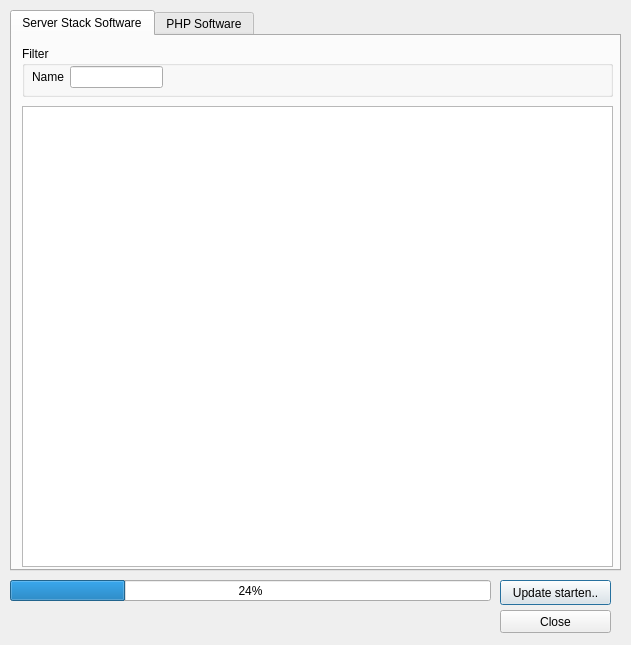
Old version of the form src/updater/updaterdialog.ui in the repository vcgato29/server-control-panel.
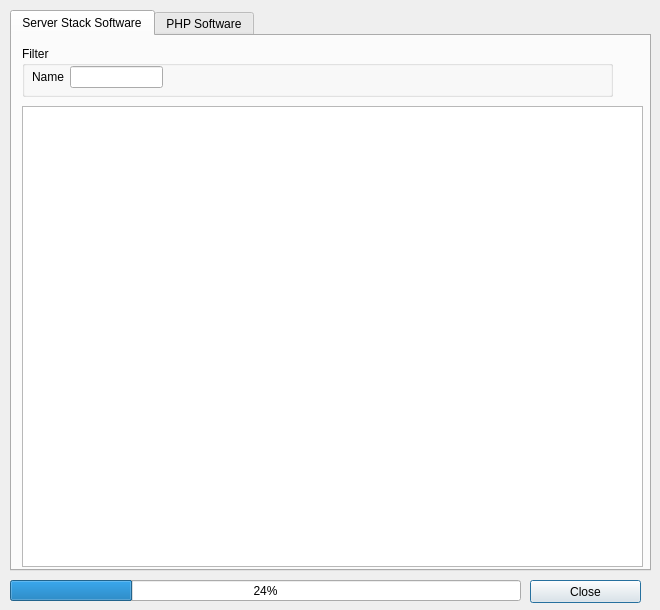
New version of the form.

What changed in the file:
```diff
--- a/src/updater/updaterdialog.ui
+++ b/src/updater/updaterdialog.ui
@@ -9,8 +9,8 @@
    <rect>
     <x>0</x>
     <y>0</y>
-    <width>631</width>
-    <height>645</height>
+    <width>660</width>
+    <height>610</height>
    </rect>
   </property>
   <property name="sizePolicy">
@@ -22,24 +22,11 @@
   <property name="windowTitle">
    <string notr="true">Software Updater</string>
   </property>
-  <widget class="QPushButton" name="pushButtonUpdateSoftware">
-   <property name="geometry">
-    <rect>
-     <x>500</x>
-     <y>580</y>
-     <width>111</width>
-     <height>25</height>
-    </rect>
-   </property>
-   <property name="text">
-    <string>Update starten..</string>
-   </property>
-  </widget>
   <widget class="QPushButton" name="pushButtonClose">
    <property name="geometry">
     <rect>
-     <x>500</x>
-     <y>610</y>
+     <x>530</x>
+     <y>580</y>
      <width>111</width>
      <height>23</height>
     </rect>
@@ -53,7 +40,7 @@
     <rect>
      <x>10</x>
      <y>10</y>
-     <width>611</width>
+     <width>641</width>
      <height>561</height>
     </rect>
    </property>
@@ -69,7 +56,7 @@
       <rect>
        <x>10</x>
        <y>70</y>
-       <width>591</width>
+       <width>621</width>
        <height>461</height>
       </rect>
      </property>
@@ -199,7 +186,7 @@
     <rect>
      <x>10</x>
      <y>580</y>
-     <width>481</width>
+     <width>511</width>
      <height>21</height>
     </rect>
    </property>
```
